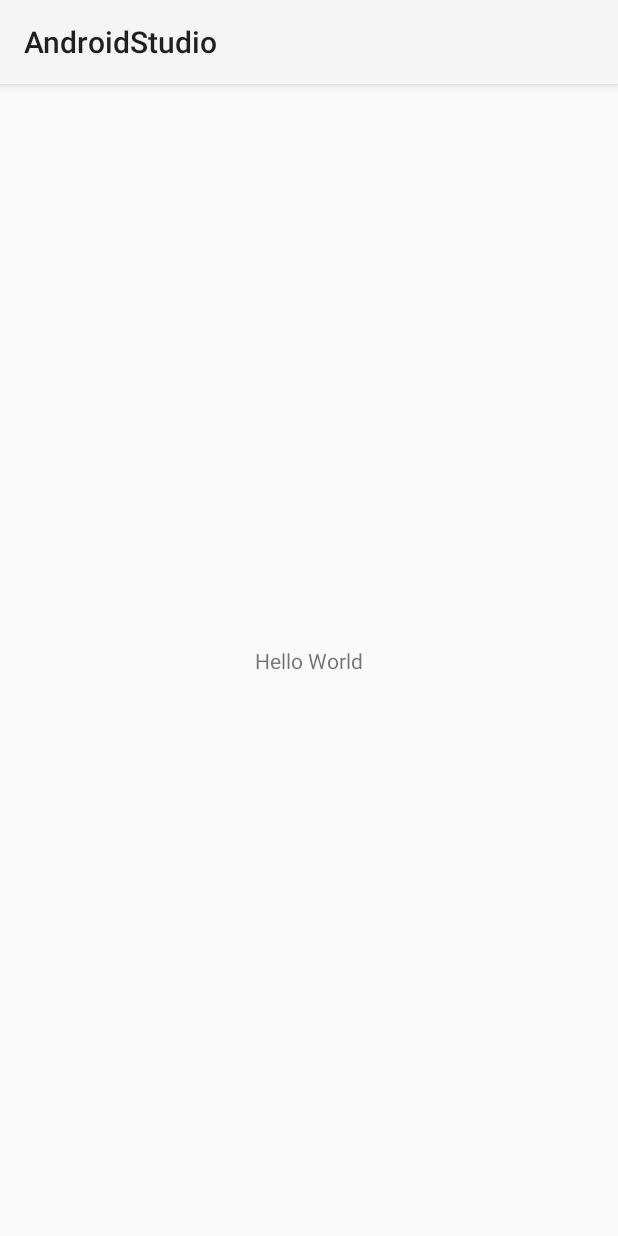
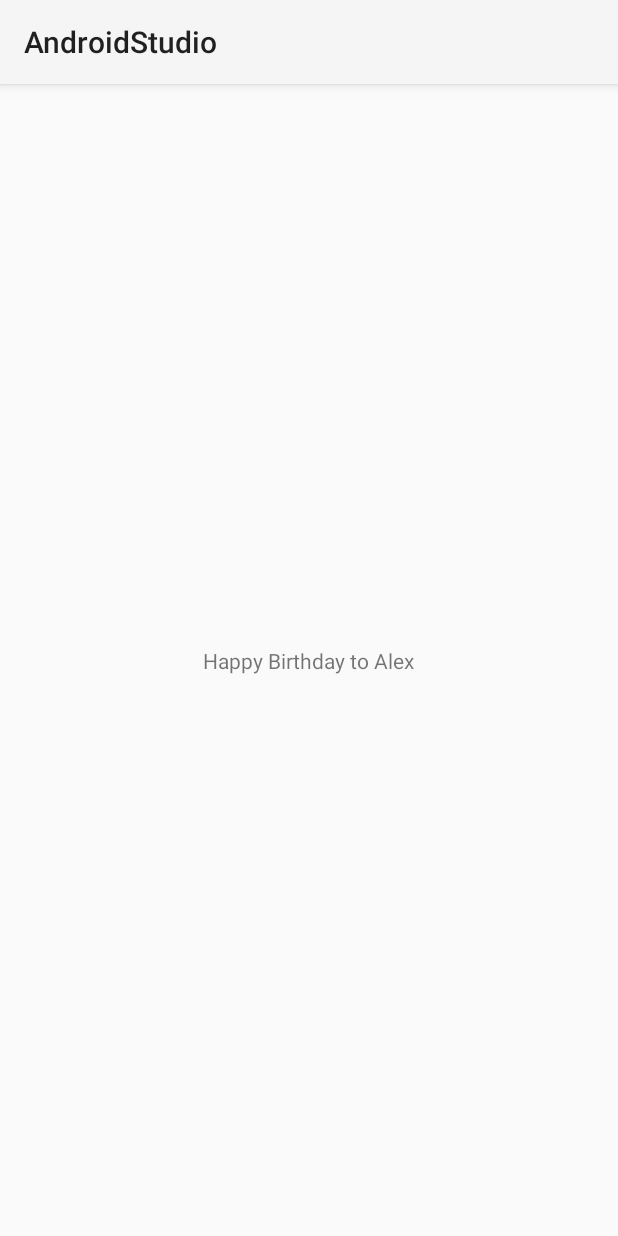
Before and after one commit to BakanovaE/Andersen_Task2_AndroidStudio, an Android app: the HelloWorldActivity screen opened directly, with no data from a screen before it, on a phone screen of 412 x 824 dp. Run offline under Robolectric (Android 15) with nearby library versions, the light colour scheme and no system bars.

Commit message:
Task 1.1 coding challenge

```diff
--- a/app/src/main/java/org/martellina/androidstudio/HelloWorldActivity.kt
+++ b/app/src/main/java/org/martellina/androidstudio/HelloWorldActivity.kt
@@ -13,5 +13,11 @@ class HelloWorldActivity : AppCompatActivity() {
 
         Log.d(LOG_TAG, "Hello World")
 
+        try {
+            throw Exception()
+        } catch (e: Exception) {
+            Log.e(LOG_TAG, "It`s an exception", e)
+        }
+
     }
 }
--- a/app/src/main/res/layout/activity_hello_world.xml
+++ b/app/src/main/res/layout/activity_hello_world.xml
@@ -9,7 +9,7 @@
     <TextView
         android:layout_width="wrap_content"
         android:layout_height="wrap_content"
-        android:text="@string/hello_world"
+        android:text="@string/happy_birthday_to_alex"
         app:layout_constraintBottom_toBottomOf="parent"
         app:layout_constraintLeft_toLeftOf="parent"
         app:layout_constraintRight_toRightOf="parent"
--- a/app/src/main/res/values/strings.xml
+++ b/app/src/main/res/values/strings.xml
@@ -3,4 +3,5 @@
     <string name="task_1_1">Task 1.1</string>
     <string name="second_homework">Second homework</string>
     <string name="hello_world">Hello World</string>
+    <string name="happy_birthday_to_alex">Happy Birthday to Alex</string>
 </resources>
```
